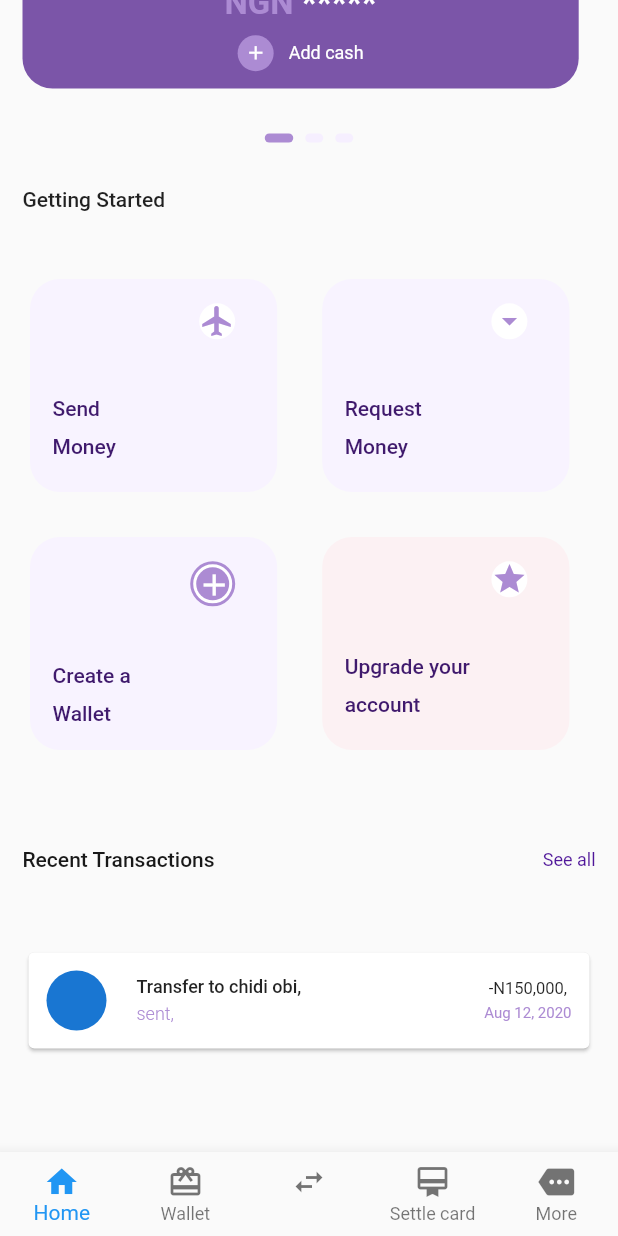
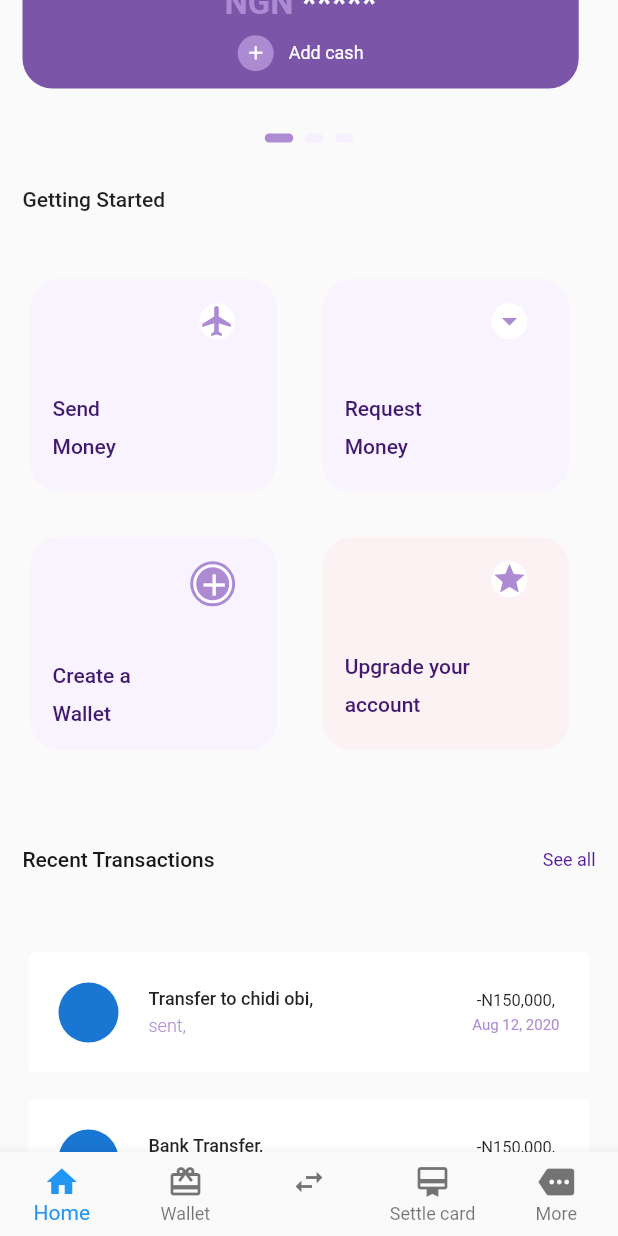
Before and after one commit to Emeka-Chukwu/rimo_login, a Flutter app: the DashBoardHome screen opened directly, scrolled down 178 dp, on a phone screen of 412 x 824 dp. Run offline on Flutter 3.47's test engine with Material 2 defaults, Android fonts, the phone set to English and light mode, and no system bars.

Commit message:
initial commit

```diff
--- a/lib/screens/dashboard.dart
+++ b/lib/screens/dashboard.dart
@@ -218,8 +218,9 @@ class _DashBoardHomeState extends State<DashBoardHome> {
                 ),
                 YMargin(height: 50),
                 Card(
+                  elevation: 0,
                   child: Padding(
-                    padding: const EdgeInsets.all(12.0),
+                    padding: const EdgeInsets.all(20.0),
                     child: Row(
                       children: [
                         CircleAvatar(radius: 20),
@@ -230,6 +231,62 @@ class _DashBoardHomeState extends State<DashBoardHome> {
                             children: [
                               Text(
                                 "Transfer to chidi obi,",
+                                style: TextStyle(
+                                  fontSize: 12,
+                                  fontWeight: FontWeight.w500,
+                                ),
+                              ),
+                              YMargin(height: 4),
+                              Text(
+                                "sent,",
+                                style: TextStyle(
+                                  fontSize: 12,
+                                  fontWeight: FontWeight.w300,
+                                  color: Color(0xffAC8BD3),
+                                ),
+                              ),
+                            ],
+                          ),
+                        ),
+                        Column(
+                          children: [
+                            Text(
+                              "-N150,000,",
+                              style: TextStyle(
+                                fontSize: 11,
+                                fontWeight: FontWeight.w400,
+                              ),
+                            ),
+                            YMargin(height: 4),
+                            Text(
+                              "Aug 12, 2020",
+                              style: TextStyle(
+                                fontSize: 10,
+                                fontWeight: FontWeight.w400,
+                                color: Color(0xffAC8BD3),
+                              ),
+                            ),
+                          ],
+                        ),
+                      ],
+                    ),
+                  ),
+                ),
+                YMargin(height: 10),
+                Card(
+                  elevation: 0,
+                  child: Padding(
+                    padding: const EdgeInsets.all(20.0),
+                    child: Row(
+                      children: [
+                        CircleAvatar(radius: 20),
+                        XMargin(width: 20),
+                        Expanded(
+                          child: Column(
+                            crossAxisAlignment: CrossAxisAlignment.start,
+                            children: [
+                              Text(
+                                "Bank Transfer,",
                                 style: TextStyle(
                                   fontSize: 12,
                                   fontWeight: FontWeight.w500,
```
Also changed, not shown: 1 other file.
